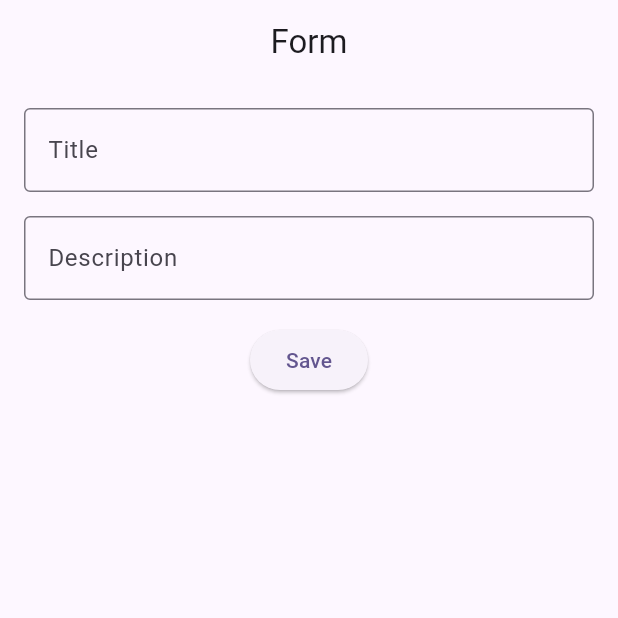
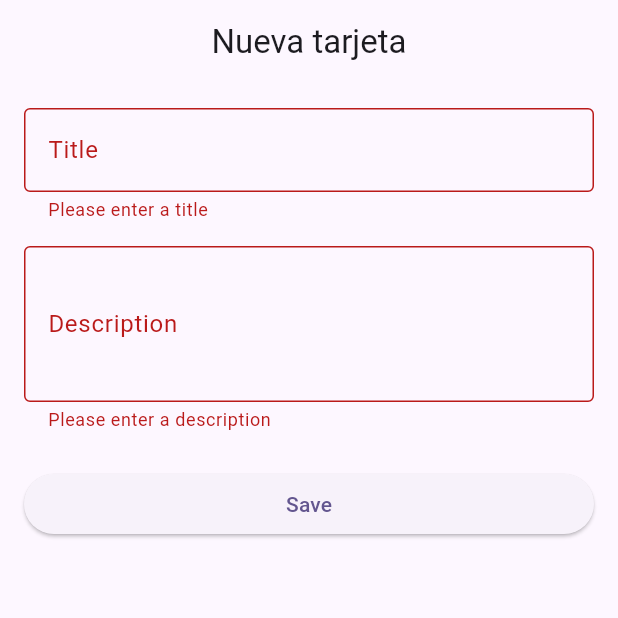
Before and after one commit to dotor-pragma/flutter-phase-one, a Flutter app: the FormScreen screen opened by its route, after a tap on "Save", on a phone screen of 412 x 824 dp, the top half of it. Run offline on Flutter 3.47's test engine with Material 3 defaults, Android fonts, the light colour scheme and no system bars; our stand-ins replace go_router.

Commit message:
refactor: improve form screen with validation and better UX

```diff
--- a/lib/presentation/screens/form_screen.dart
+++ b/lib/presentation/screens/form_screen.dart
@@ -5,54 +5,124 @@ import 'package:provider/provider.dart';
 import 'package:fase_1/domain/entities/info_card.dart';
 import 'package:fase_1/presentation/providers/cards_provider.dart';
 
-class FormScreen extends StatelessWidget {
+class FormScreen extends StatefulWidget {
   static const String routeName = 'form_screen';
   final InfoCard? card;
   final int? index;
+
   const FormScreen({super.key, this.card, this.index});
 
   @override
+  State<FormScreen> createState() => _FormScreenState();
+}
+
+class _FormScreenState extends State<FormScreen> {
+  final _formKey = GlobalKey<FormState>();
+  late final TextEditingController _titleController;
+  late final TextEditingController _descriptionController;
+
+  bool get _isEditing => widget.card != null && widget.index != null;
+
+  @override
+  void initState() {
+    super.initState();
+    _titleController = TextEditingController(text: widget.card?.title ?? '');
+    _descriptionController = TextEditingController(
+      text: widget.card?.description ?? '',
+    );
+  }
+
+  @override
+  void dispose() {
+    _titleController.dispose();
+    _descriptionController.dispose();
+    super.dispose();
+  }
+
+  void _handleSave() {
+    final form = _formKey.currentState;
+    if (form == null || !form.validate()) return;
+
+    FocusScope.of(context).unfocus();
+
+    final title = _titleController.text.trim();
+    final description = _descriptionController.text.trim();
+    final cardsProvider = context.read<CardsProvider>();
+
+    if (_isEditing) {
+      final hasChanges =
+          title != widget.card!.title ||
+          description != widget.card!.description;
+      if (!hasChanges) {
+        context.pop();
+        return;
+      }
+      cardsProvider.editCard(
+        widget.index!,
+        title: title,
+        description: description,
+      );
+    } else {
+      cardsProvider.addCard(title, description);
+    }
+
+    context.pop();
+  }
+
+  @override
   Widget build(BuildContext context) {
-    final cardsProvider = Provider.of<CardsProvider>(context);
+    final defaultTitle = _isEditing ? 'Editar tarjeta' : 'Nueva tarjeta';
 
     return Scaffold(
-      appBar: AppBar(title: Text(card?.title ?? 'Form')),
-      body: Padding(
+      appBar: AppBar(title: Text(defaultTitle)),
+      body: SafeArea(
+        child: Padding(
           padding: const EdgeInsets.all(16.0),
-        child: Column(
+          child: Form(
+            key: _formKey,
+            child: ListView(
               children: [
-            TextField(
-              controller: TextEditingController(text: card?.title ?? ''),
+                TextFormField(
+                  controller: _titleController,
+                  textInputAction: TextInputAction.next,
                   decoration: const InputDecoration(
                     labelText: 'Title',
                     border: OutlineInputBorder(),
                   ),
+                  validator: (value) {
+                    if (value == null || value.trim().isEmpty) {
+                      return 'Please enter a title';
+                    }
+                    return null;
+                  },
                 ),
                 const SizedBox(height: 16),
-            TextField(
-              controller: TextEditingController(text: card?.description ?? ''),
+                TextFormField(
+                  controller: _descriptionController,
                   decoration: const InputDecoration(
                     labelText: 'Description',
                     border: OutlineInputBorder(),
                   ),
+                  minLines: 3,
+                  maxLines: 5,
+                  validator: (value) {
+                    if (value == null || value.trim().isEmpty) {
+                      return 'Please enter a description';
+                    }
+                    return null;
+                  },
                 ),
-            const SizedBox(height: 16),
-            ElevatedButton(
-              onPressed: () {
-                if (card != null) {
-                  cardsProvider.editCard(
-                    index!,
-                    title: card!.title,
-                    description: card!.description,
-                  );
-                } else {
-                  cardsProvider.addCard(card!.title, card!.description);
-                }
-                context.pop();
-              },
+                const SizedBox(height: 24),
+                SizedBox(
+                  width: double.infinity,
+                  child: ElevatedButton(
+                    onPressed: _handleSave,
                     child: const Text('Save'),
                   ),
+                ),
               ],
+            ),
+          ),
         ),
       ),
     );
```
Lines whose indentation alone changed are shown as unchanged.
